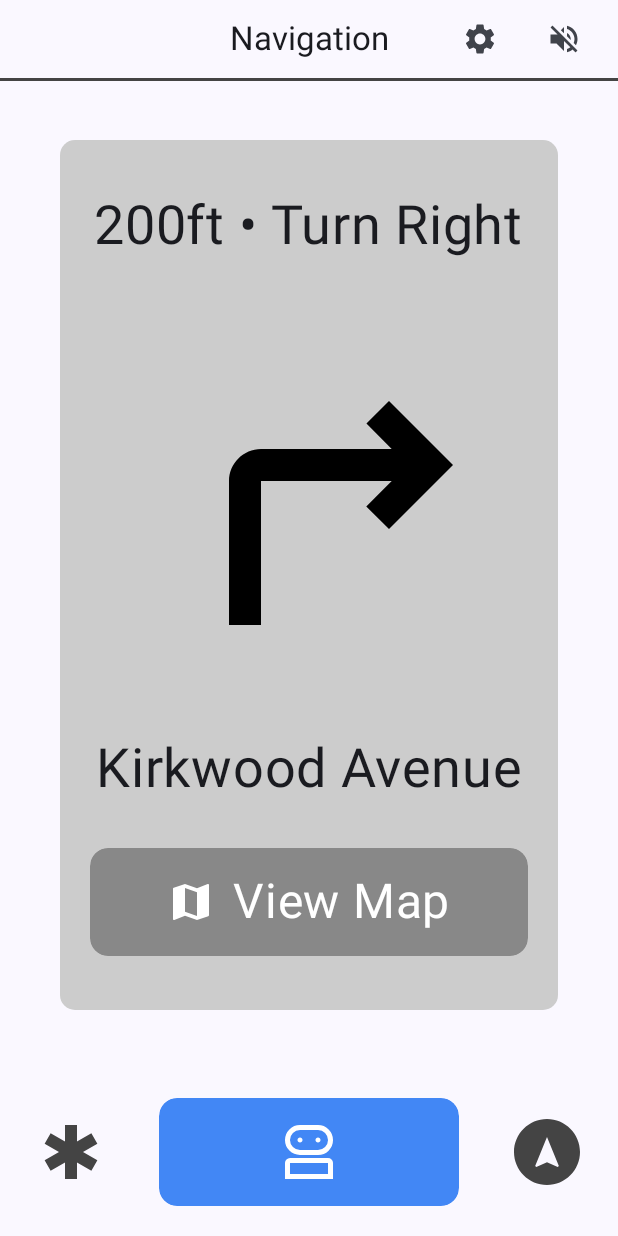
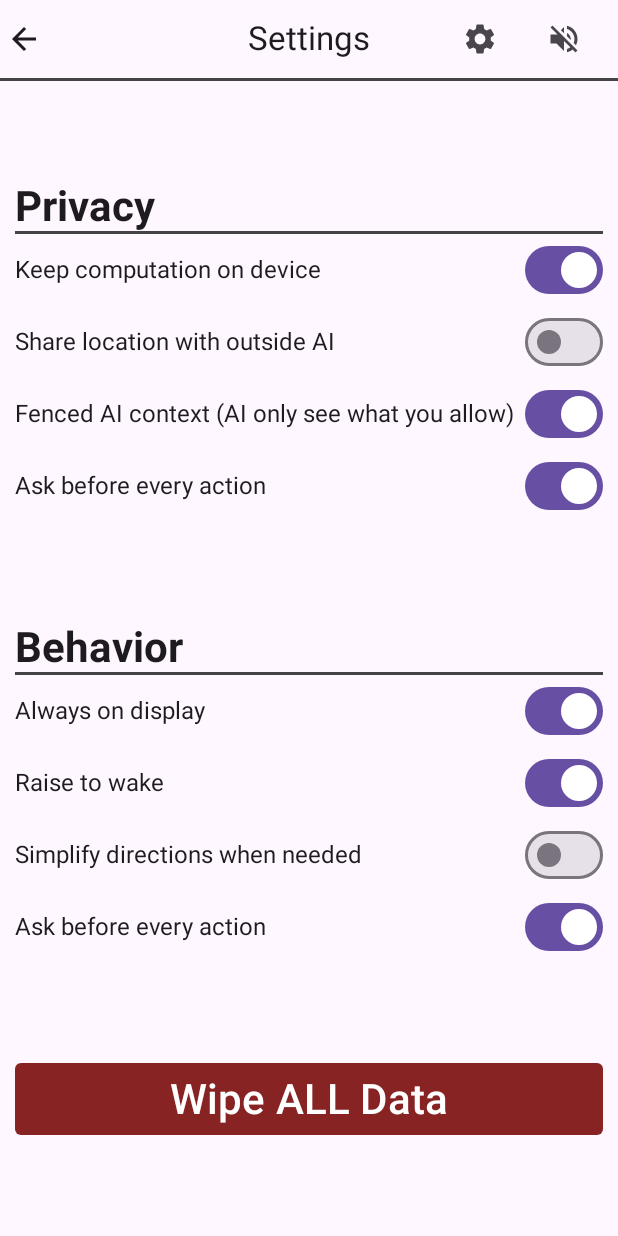
Before and after one commit to Azuronate/I403-Prototype, an Android app built with Jetpack Compose: the screen it shows after launch (MainActivity before the commit, Settings after it), after a tap on "Settings", on a phone screen of 412 x 824 dp. Run offline under Robolectric (Android 15) with nearby library versions, the phone set to English and light mode, and no system bars.

Commit message:
Settings Page

```diff
--- a/app/src/main/AndroidManifest.xml
+++ b/app/src/main/AndroidManifest.xml
@@ -28,6 +28,11 @@
             android:label="Directions"
             android:theme="@style/Theme.I403Prototype"
             android:windowSoftInputMode="adjustResize" />
+        <activity android:name=".Settings"
+            android:exported="false"
+            android:label="Settings"
+            android:theme="@style/Theme.I403Prototype"
+            android:windowSoftInputMode="adjustResize" />
     </application>
 
 </manifest>
--- a/app/src/main/java/edu/iu/luddy/i403prototype/Directions.kt
+++ b/app/src/main/java/edu/iu/luddy/i403prototype/Directions.kt
@@ -44,10 +44,9 @@ class Directions : ComponentActivity() {
             "N Sunrise Drive" to ("Left" to ""),
         )
 
-        // Mutables
         setContent {
             Scaffold(
-                topBar = { TopBar("Directions") { finish() } },
+                topBar = { TopBar(this, "Directions") { finish() } },
                 modifier = Modifier.fillMaxSize(),
                 bottomBar = { Actions(this) }
             ) { innerPadding ->
--- a/app/src/main/java/edu/iu/luddy/i403prototype/MainActivity.kt
+++ b/app/src/main/java/edu/iu/luddy/i403prototype/MainActivity.kt
@@ -70,28 +70,10 @@ class MainActivity : ComponentActivity() {
     override fun onCreate(savedInstanceState: Bundle?) {
         super.onCreate(savedInstanceState)
         enableEdgeToEdge()
-
-        // Hardcoded Streets
-        val streets: List<String> = listOf<String>(
-            "Kirkwood Avenue",
-            "Walnut Street",
-            "2nd Street",
-            "3rd Street",
-            "Atwater Avenue",
-            "7th Street",
-            "10th Street",
-            "Eagleson Avenue",
-            "University Street",
-            "College Avenue",
-            "Sunrise Drive",
-            "Union Street",
-        )
-
-        // Mutables
         setContent {
             I403PrototypeTheme {
                 Scaffold(
-                    topBar = { TopBar("Navigation") { } },
+                    topBar = { TopBar(this, "Navigation") { } },
                     modifier = Modifier.fillMaxSize(),
                     bottomBar = { Actions(this@MainActivity) }
                 ) { innerPadding ->
@@ -101,7 +83,7 @@ class MainActivity : ComponentActivity() {
                             .fillMaxSize()
                             .padding(innerPadding)
                     ) {
-                        Orientator(200, "Right", streets[0])
+                        Orientator(200, "Right", "Kirkwood Avenue")
                     }
                 }
             }
@@ -111,7 +93,7 @@ class MainActivity : ComponentActivity() {
 
 @Composable
 @OptIn(ExperimentalMaterial3Api::class)
-fun TopBar(title: String, onNavigate: () -> Unit) {
+fun TopBar(context: Context, title: String, onNavigate: () -> Unit) {
     Column() {
         // Bar
         CenterAlignedTopAppBar(
@@ -137,7 +119,10 @@ fun TopBar(title: String, onNavigate: () -> Unit) {
                 ) {
                     // Settings
                     IconButton(
-                        onClick = {},
+                        onClick = {
+                            val intent = Intent(context, Settings::class.java)
+                            context.startActivity(intent)
+                        },
                         modifier = Modifier.size(24.dp)
                     ) {
                         Icon(
--- /dev/null
+++ b/app/src/main/java/edu/iu/luddy/i403prototype/Settings.kt
@@ -0,0 +1,124 @@
+package edu.iu.luddy.i403prototype
+
+import android.os.Bundle
+import androidx.activity.ComponentActivity
+import androidx.activity.compose.setContent
+import androidx.activity.enableEdgeToEdge
+import androidx.compose.foundation.layout.Arrangement
+import androidx.compose.foundation.layout.Column
+import androidx.compose.foundation.layout.Row
+import androidx.compose.foundation.layout.fillMaxSize
+import androidx.compose.foundation.layout.fillMaxWidth
+import androidx.compose.foundation.layout.height
+import androidx.compose.foundation.layout.padding
+import androidx.compose.foundation.shape.RoundedCornerShape
+import androidx.compose.material3.Button
+import androidx.compose.material3.ButtonColors
+import androidx.compose.material3.HorizontalDivider
+import androidx.compose.material3.Scaffold
+import androidx.compose.material3.Switch
+import androidx.compose.material3.Text
+import androidx.compose.runtime.Composable
+import androidx.compose.ui.Alignment
+import androidx.compose.ui.Modifier
+import androidx.compose.ui.graphics.Color
+import androidx.compose.ui.text.font.FontWeight
+import androidx.compose.ui.unit.dp
+import androidx.compose.ui.unit.sp
+
+class Settings : ComponentActivity() {
+    override fun onCreate(savedInstanceState: Bundle?) {
+        super.onCreate(savedInstanceState)
+        enableEdgeToEdge()
+        setContent {
+            Scaffold(
+                topBar = { TopBar(this, "Settings") { finish() } },
+                modifier = Modifier.fillMaxSize(),
+                bottomBar = { }
+            ) { innerPadding ->
+                Column(
+                    verticalArrangement = Arrangement.Center,
+                    modifier = Modifier
+                        .fillMaxSize()
+                        .padding(innerPadding)
+                ) {
+                    Column(
+                        horizontalAlignment = Alignment.Start,
+                        verticalArrangement = Arrangement.SpaceAround,
+                        modifier = Modifier
+                            .fillMaxWidth()
+                            .padding(horizontal = 10.dp)
+                    ) {
+                        Column(
+                            verticalArrangement = Arrangement.SpaceEvenly,
+                            modifier = Modifier.fillMaxSize()
+                        ) {
+                            // Privacy Settings
+                            Column() {
+                                Column() {
+                                    Text("Privacy", fontSize = 28.sp, fontWeight = FontWeight.Bold)
+                                    HorizontalDivider(thickness = 2.dp, color = Color.DarkGray)
+                                }
+
+                                Column() {
+                                    Setting("Keep computation on device", true)
+                                    Setting("Share location with outside AI", false)
+                                    Setting("Fenced AI context (AI only see what you allow)", true)
+                                    Setting("Ask before every action", true)
+                                }
+                            }
+
+                            // Behavior Settings
+                            Column() {
+                                Column() {
+                                    Text("Behavior", fontSize = 28.sp, fontWeight = FontWeight.Bold)
+                                    HorizontalDivider(thickness = 2.dp, color = Color.DarkGray)
+                                }
+
+                                Column() {
+                                    Setting("Always on display", true)
+                                    Setting("Raise to wake", true)
+                                    Setting("Simplify directions when needed", false)
+                                    Setting("Ask before every action", true)
+                                }
+                            }
+
+                            // Wipe Button
+                            Button(
+                                onClick = { },
+                                shape = RoundedCornerShape(4.dp),
+                                colors = ButtonColors(
+                                    containerColor = Color(0xFF872323),
+                                    contentColor = Color.White,
+                                    disabledContainerColor = Color(0xFF872323),
+                                    disabledContentColor = Color.White
+                                ),
+                                modifier = Modifier
+                                    .height(48.dp)
+                                    .fillMaxWidth()
+                            ) {
+                                Text("Wipe ALL Data", fontSize = 28.sp)
+                            }
+                        }
+                    }
+                }
+            }
+        }
+    }
+}
+
+@Composable
+fun Setting(text: String, checked: Boolean) {
+    Row(
+        horizontalArrangement = Arrangement.SpaceBetween,
+        verticalAlignment = Alignment.CenterVertically,
+        modifier = Modifier.fillMaxWidth()
+    ) {
+        Text(text, fontSize = 16.sp)
+
+        Switch(
+            checked = checked,
+            onCheckedChange = {  }
+        )
+    }
+}
```
